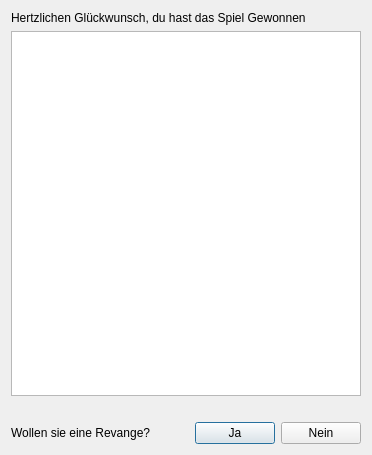
This is Gui/enddialog.ui in Purple-Jesus/Field as Qt 5 draws it before an edit. The edited form follows.
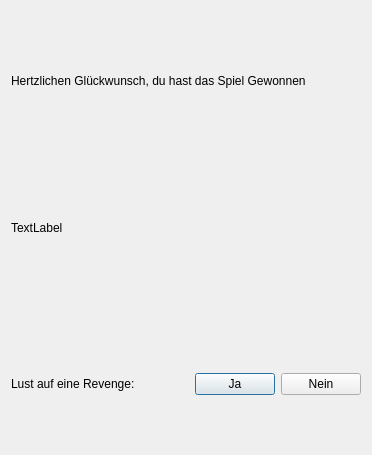
This is the edited form.

Patch:
```diff
--- a/Gui/enddialog.ui
+++ b/Gui/enddialog.ui
@@ -30,7 +30,7 @@
          <item row="2" column="0">
           <widget class="QLabel" name="label_2">
            <property name="text">
-            <string>Wollen sie eine Revange?</string>
+            <string>Lust auf eine Revenge:</string>
            </property>
           </widget>
          </item>
@@ -64,7 +64,11 @@
         </layout>
        </item>
        <item row="1" column="0">
-        <widget class="QGraphicsView" name="graphicsView"/>
+        <widget class="QLabel" name="picture">
+         <property name="text">
+          <string>TextLabel</string>
+         </property>
+        </widget>
        </item>
       </layout>
      </item>
```
Left out of the diff: 14 changed lines with no effect on the pictures.
